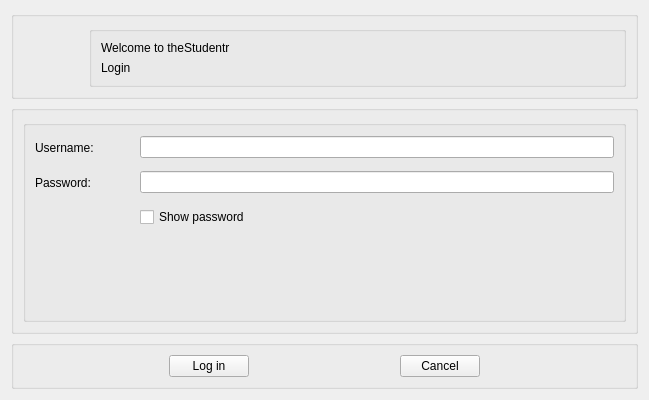
Qt form app/views/ui/login.ui (bothomaje/the-studentr) before a commit.
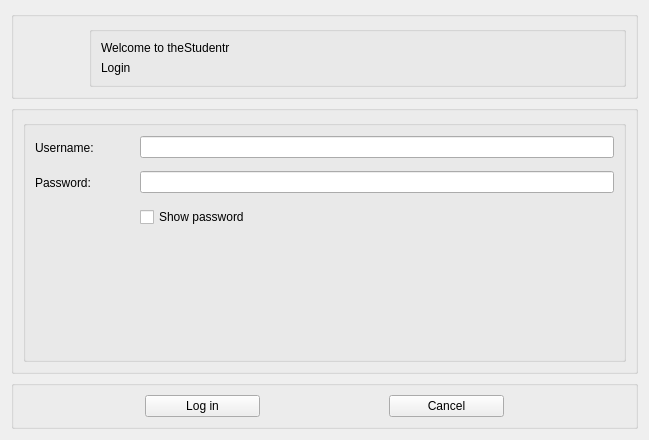
The same form after that commit. Icons and pictures are not drawn.

```diff
--- a/app/views/ui/login.ui
+++ b/app/views/ui/login.ui
@@ -7,7 +7,7 @@
     <x>0</x>
     <y>0</y>
     <width>649</width>
-    <height>400</height>
+    <height>440</height>
    </rect>
   </property>
   <property name="sizePolicy">
@@ -227,7 +227,7 @@
       <item>
        <spacer name="horizontalSpacer_4">
         <property name="orientation">
-         <enum>Qt::Horizontal</enum>
+         <enum>Qt::Vertical</enum>
         </property>
         <property name="sizeHint" stdset="0">
          <size>
@@ -257,7 +257,7 @@
       <item>
        <spacer name="horizontalSpacer">
         <property name="orientation">
-         <enum>Qt::Horizontal</enum>
+         <enum>Qt::Vertical</enum>
         </property>
         <property name="sizeHint" stdset="0">
          <size>
@@ -278,8 +278,8 @@
         </property>
         <property name="iconSize">
          <size>
-          <width>10</width>
-          <height>10</height>
+          <width>13</width>
+          <height>13</height>
          </size>
         </property>
        </widget>
@@ -287,7 +287,7 @@
       <item>
        <spacer name="horizontalSpacer_5">
         <property name="orientation">
-         <enum>Qt::Horizontal</enum>
+         <enum>Qt::Vertical</enum>
         </property>
         <property name="sizeHint" stdset="0">
          <size>
```
Left out of the diff: 16 changed lines with no effect on the pictures.
